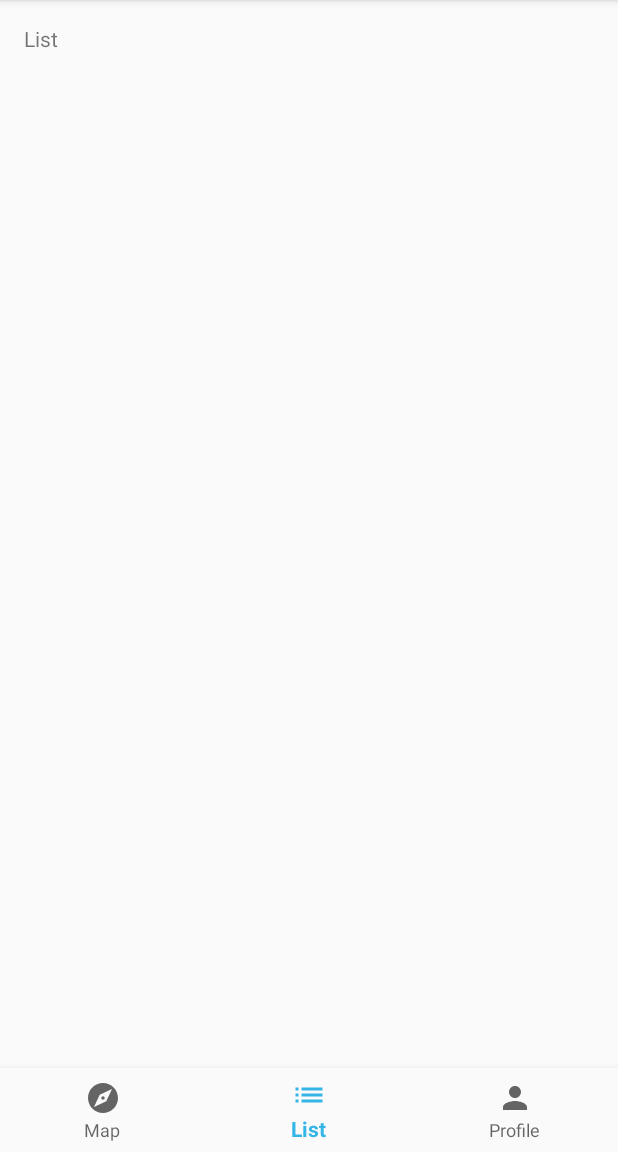
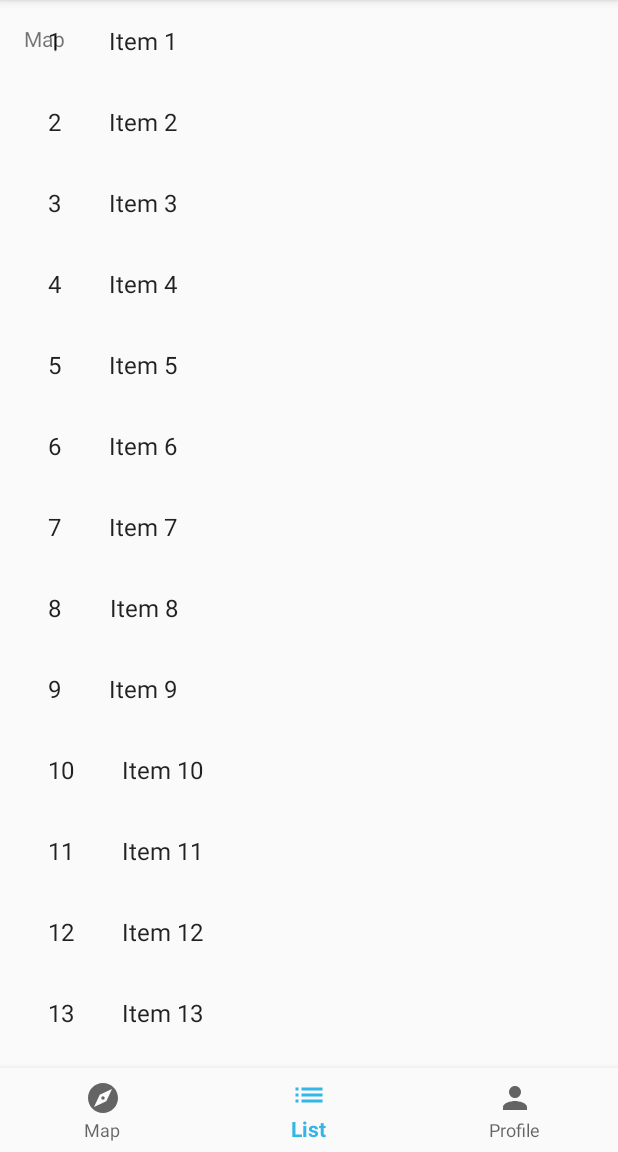
Before and after one commit to audwinoyong/sparkle, an Android app: the MainActivity screen opened directly, with no data from a screen before it, on a phone screen of 412 x 824 dp, the part 84-1236 px from its top. Run offline under Robolectric (Android 15) with nearby library versions, the phone set to English and light mode, and no system bars; our stand-ins replace Firebase (no records; nobody signed in at launch, a user with empty details on screens opened directly).

Commit message:
Add store recyclerview items

```diff
--- a/app/src/main/java/com/mad/sparkle/MainActivity.java
+++ b/app/src/main/java/com/mad/sparkle/MainActivity.java
@@ -1,6 +1,5 @@
 package com.mad.sparkle;
 
-import android.content.Intent;
 import android.net.Uri;
 import android.os.Bundle;
 import android.support.annotation.NonNull;
@@ -11,18 +10,22 @@ import android.support.v7.app.AppCompatActivity;
 import android.view.MenuItem;
 import android.widget.TextView;
 
+import com.mad.sparkle.dummy.DummyContent;
+
 /**
  * @author Audwin
  * Created on 14/09/2018
  *
  */
-public class MainActivity extends AppCompatActivity implements ProfileFragment.OnFragmentInteractionListener {
+public class MainActivity extends AppCompatActivity implements ProfileFragment.OnFragmentInteractionListener,
+        StoreFragment.OnListFragmentInteractionListener {
 
     private TextView mTextMessage;
 
+    final Fragment mStoreFragment = StoreFragment.newInstance(1);
     final Fragment mProfileFragment = ProfileFragment.newInstance("", "");
     final FragmentManager mFragmentManager = getSupportFragmentManager();
-    Fragment active = mProfileFragment;
+    Fragment active = mStoreFragment;
 
     private BottomNavigationView.OnNavigationItemSelectedListener mOnNavigationItemSelectedListener
             = new BottomNavigationView.OnNavigationItemSelectedListener() {
@@ -37,13 +40,13 @@ public class MainActivity extends AppCompatActivity implements ProfileFragment.O
 
                     return true;
                 case R.id.navigation_list:
-                    mTextMessage.setText(R.string.list);
 
-                    mFragmentManager.beginTransaction().hide(active).commit();
+                    mFragmentManager.beginTransaction().hide(active).show(mStoreFragment).commit();
+                    active = mStoreFragment;
+//                    mFragmentManager.beginTransaction().hide(active).commit();
 
                     return true;
                 case R.id.navigation_profile:
-//                    mTextMessage.setText(R.string.profile);
 
                     mFragmentManager.beginTransaction().hide(active).show(mProfileFragment).commit();
                     active = mProfileFragment;
@@ -59,12 +62,13 @@ public class MainActivity extends AppCompatActivity implements ProfileFragment.O
         setContentView(R.layout.activity_main);
 
         mFragmentManager.beginTransaction().add(R.id.contentContainer, mProfileFragment).hide(mProfileFragment).commit();
+        mFragmentManager.beginTransaction().add(R.id.contentContainer, mStoreFragment).commit();
 
         mTextMessage = (TextView) findViewById(R.id.message);
         BottomNavigationView navigation = (BottomNavigationView) findViewById(R.id.navigation);
 
         navigation.setSelectedItemId(R.id.navigation_list);
-        mTextMessage.setText(R.string.list);
+//        mTextMessage.setText(R.string.list);
 
         navigation.setOnNavigationItemSelectedListener(mOnNavigationItemSelectedListener);
     }
@@ -73,4 +77,9 @@ public class MainActivity extends AppCompatActivity implements ProfileFragment.O
     public void onFragmentInteraction(Uri uri) {
 
     }
+
+    @Override
+    public void onListFragmentInteraction(DummyContent.DummyItem item) {
+
+    }
 }
--- a/app/src/main/java/com/mad/sparkle/ProfileFragment.java
+++ b/app/src/main/java/com/mad/sparkle/ProfileFragment.java
@@ -3,10 +3,16 @@ package com.mad.sparkle;
 import android.content.Context;
 import android.net.Uri;
 import android.os.Bundle;
+import android.support.annotation.NonNull;
+import android.support.annotation.Nullable;
 import android.support.v4.app.Fragment;
 import android.view.LayoutInflater;
 import android.view.View;
 import android.view.ViewGroup;
+import android.widget.TextView;
+
+import com.google.firebase.auth.FirebaseAuth;
+import com.google.firebase.auth.FirebaseUser;
 
 
 /**
@@ -22,6 +28,9 @@ public class ProfileFragment extends Fragment {
     // the fragment initialization parameters, e.g. ARG_ITEM_NUMBER
     private static final String ARG_PARAM1 = "param1";
     private static final String ARG_PARAM2 = "param2";
+
+    private FirebaseAuth mAuth;
+    private TextView mEmail;
 
     // TODO: Rename and change types of parameters
     private String mParam1;
@@ -67,6 +76,19 @@ public class ProfileFragment extends Fragment {
         return inflater.inflate(R.layout.fragment_profile, container, false);
     }
 
+    @Override
+    public void onViewCreated(@NonNull View view, @Nullable Bundle savedInstanceState) {
+        super.onViewCreated(view, savedInstanceState);
+
+        mEmail = (TextView) getView().findViewById(R.id.fragment_profile_email);
+        mAuth = FirebaseAuth.getInstance();
+
+        FirebaseUser user = FirebaseAuth.getInstance().getCurrentUser();
+        if (user != null) {
+            mEmail.setText(user.getEmail());
+        }
+    }
+
     // TODO: Rename method, update argument and hook method into UI event
     public void onButtonPressed(Uri uri) {
         if (mListener != null) {
--- /dev/null
+++ b/app/src/main/java/com/mad/sparkle/StoreFragment.java
@@ -0,0 +1,109 @@
+package com.mad.sparkle;
+
+import android.content.Context;
+import android.os.Bundle;
+import android.support.v4.app.Fragment;
+import android.support.v7.widget.GridLayoutManager;
+import android.support.v7.widget.LinearLayoutManager;
+import android.support.v7.widget.RecyclerView;
+import android.view.LayoutInflater;
+import android.view.View;
+import android.view.ViewGroup;
+
+import com.mad.sparkle.dummy.DummyContent;
+import com.mad.sparkle.dummy.DummyContent.DummyItem;
+
+import java.util.List;
+
+/**
+ * A fragment representing a list of Items.
+ * <p/>
+ * Activities containing this fragment MUST implement the {@link OnListFragmentInteractionListener}
+ * interface.
+ */
+public class StoreFragment extends Fragment {
+
+    // TODO: Customize parameter argument names
+    private static final String ARG_COLUMN_COUNT = "column-count";
+    // TODO: Customize parameters
+    private int mColumnCount = 1;
+    private OnListFragmentInteractionListener mListener;
+
+    /**
+     * Mandatory empty constructor for the fragment manager to instantiate the
+     * fragment (e.g. upon screen orientation changes).
+     */
+    public StoreFragment() {
+    }
+
+    // TODO: Customize parameter initialization
+    @SuppressWarnings("unused")
+    public static StoreFragment newInstance(int columnCount) {
+        StoreFragment fragment = new StoreFragment();
+        Bundle args = new Bundle();
+        args.putInt(ARG_COLUMN_COUNT, columnCount);
+        fragment.setArguments(args);
+        return fragment;
+    }
+
+    @Override
+    public void onCreate(Bundle savedInstanceState) {
+        super.onCreate(savedInstanceState);
+
+        if (getArguments() != null) {
+            mColumnCount = getArguments().getInt(ARG_COLUMN_COUNT);
+        }
+    }
+
+    @Override
+    public View onCreateView(LayoutInflater inflater, ViewGroup container,
+                             Bundle savedInstanceState) {
+        View view = inflater.inflate(R.layout.fragment_store_list, container, false);
+
+        // Set the adapter
+        if (view instanceof RecyclerView) {
+            Context context = view.getContext();
+            RecyclerView recyclerView = (RecyclerView) view;
+            if (mColumnCount <= 1) {
+                recyclerView.setLayoutManager(new LinearLayoutManager(context));
+            } else {
+                recyclerView.setLayoutManager(new GridLayoutManager(context, mColumnCount));
+            }
+            recyclerView.setAdapter(new StoreRecyclerViewAdapter(DummyContent.ITEMS, mListener));
+        }
+        return view;
+    }
+
+
+    @Override
+    public void onAttach(Context context) {
+        super.onAttach(context);
+        if (context instanceof OnListFragmentInteractionListener) {
+            mListener = (OnListFragmentInteractionListener) context;
+        } else {
+            throw new RuntimeException(context.toString()
+                    + " must implement OnListFragmentInteractionListener");
+        }
+    }
+
+    @Override
+    public void onDetach() {
+        super.onDetach();
+        mListener = null;
+    }
+
+    /**
+     * This interface must be implemented by activities that contain this
+     * fragment to allow an interaction in this fragment to be communicated
+     * to the activity and potentially other fragments contained in that
+     * activity.
+     * <p/>
+     * See the Android Training lesson <a href=
+     * "http://developer.android.com/training/basics/fragments/communicating.html"
+     * >Communicating with Other Fragments</a> for more information.
+     */
+    public interface OnListFragmentInteractionListener {
+        // TODO: Update argument type and name
+        void onListFragmentInteraction(DummyItem item);
+    }
+}
--- /dev/null
+++ b/app/src/main/java/com/mad/sparkle/StoreRecyclerViewAdapter.java
@@ -0,0 +1,77 @@
+package com.mad.sparkle;
+
+import android.support.v7.widget.RecyclerView;
+import android.view.LayoutInflater;
+import android.view.View;
+import android.view.ViewGroup;
+import android.widget.TextView;
+
+import com.mad.sparkle.StoreFragment.OnListFragmentInteractionListener;
+import com.mad.sparkle.dummy.DummyContent.DummyItem;
+
+import java.util.List;
+
+/**
+ * {@link RecyclerView.Adapter} that can display a {@link DummyItem} and makes a call to the
+ * specified {@link OnListFragmentInteractionListener}.
+ * TODO: Replace the implementation with code for your data type.
+ */
+public class StoreRecyclerViewAdapter extends RecyclerView.Adapter<StoreRecyclerViewAdapter.ViewHolder> {
+
+    private final List<DummyItem> mValues;
+    private final OnListFragmentInteractionListener mListener;
+
+    public StoreRecyclerViewAdapter(List<DummyItem> items, OnListFragmentInteractionListener listener) {
+        mValues = items;
+        mListener = listener;
+    }
+
+    @Override
+    public ViewHolder onCreateViewHolder(ViewGroup parent, int viewType) {
+        View view = LayoutInflater.from(parent.getContext())
+                .inflate(R.layout.fragment_store, parent, false);
+        return new ViewHolder(view);
+    }
+
+    @Override
+    public void onBindViewHolder(final ViewHolder holder, int position) {
+        holder.mItem = mValues.get(position);
+        holder.mIdView.setText(mValues.get(position).id);
+        holder.mContentView.setText(mValues.get(position).content);
+
+        holder.mView.setOnClickListener(new View.OnClickListener() {
+            @Override
+            public void onClick(View v) {
+                if (null != mListener) {
+                    // Notify the active callbacks interface (the activity, if the
+                    // fragment is attached to one) that an item has been selected.
+                    mListener.onListFragmentInteraction(holder.mItem);
+                }
+            }
+        });
+    }
+
+    @Override
+    public int getItemCount() {
+        return mValues.size();
+    }
+
+    public class ViewHolder extends RecyclerView.ViewHolder {
+        public final View mView;
+        public final TextView mIdView;
+        public final TextView mContentView;
+        public DummyItem mItem;
+
+        public ViewHolder(View view) {
+            super(view);
+            mView = view;
+            mIdView = (TextView) view.findViewById(R.id.item_number);
+            mContentView = (TextView) view.findViewById(R.id.content);
+        }
+
+        @Override
+        public String toString() {
+            return super.toString() + " '" + mContentView.getText() + "'";
+        }
+    }
+}
--- /dev/null
+++ b/app/src/main/java/com/mad/sparkle/dummy/DummyContent.java
@@ -0,0 +1,72 @@
+package com.mad.sparkle.dummy;
+
+import java.util.ArrayList;
+import java.util.HashMap;
+import java.util.List;
+import java.util.Map;
+
+/**
+ * Helper class for providing sample content for user interfaces created by
+ * Android template wizards.
+ * <p>
+ * TODO: Replace all uses of this class before publishing your app.
+ */
+public class DummyContent {
+
+    /**
+     * An array of sample (dummy) items.
+     */
+    public static final List<DummyItem> ITEMS = new ArrayList<DummyItem>();
+
+    /**
+     * A map of sample (dummy) items, by ID.
+     */
+    public static final Map<String, DummyItem> ITEM_MAP = new HashMap<String, DummyItem>();
+
+    private static final int COUNT = 25;
+
+    static {
+        // Add some sample items.
+        for (int i = 1; i <= COUNT; i++) {
+            addItem(createDummyItem(i));
+        }
+    }
+
+    private static void addItem(DummyItem item) {
+        ITEMS.add(item);
+        ITEM_MAP.put(item.id, item);
+    }
+
+    private static DummyItem createDummyItem(int position) {
+        return new DummyItem(String.valueOf(position), "Item " + position, makeDetails(position));
+    }
+
+    private static String makeDetails(int position) {
+        StringBuilder builder = new StringBuilder();
+        builder.append("Details about Item: ").append(position);
+        for (int i = 0; i < position; i++) {
+            builder.append("\nMore details information here.");
+        }
+        return builder.toString();
+    }
+
+    /**
+     * A dummy item representing a piece of content.
+     */
+    public static class DummyItem {
+        public final String id;
+        public final String content;
+        public final String details;
+
+        public DummyItem(String id, String content, String details) {
+            this.id = id;
+            this.content = content;
+            this.details = details;
+        }
+
+        @Override
+        public String toString() {
+            return content;
+        }
+    }
+}
--- /dev/null
+++ b/app/src/main/res/layout/fragment_store.xml
@@ -0,0 +1,20 @@
+<?xml version="1.0" encoding="utf-8"?>
+<LinearLayout xmlns:android="http://schemas.android.com/apk/res/android"
+    android:layout_width="wrap_content"
+    android:layout_height="wrap_content"
+    android:orientation="horizontal">
+
+    <TextView
+        android:id="@+id/item_number"
+        android:layout_width="wrap_content"
+        android:layout_height="wrap_content"
+        android:layout_margin="@dimen/text_margin"
+        android:textAppearance="?attr/textAppearanceListItem" />
+
+    <TextView
+        android:id="@+id/content"
+        android:layout_width="wrap_content"
+        android:layout_height="wrap_content"
+        android:layout_margin="@dimen/text_margin"
+        android:textAppearance="?attr/textAppearanceListItem" />
+</LinearLayout>
--- /dev/null
+++ b/app/src/main/res/layout/fragment_store_list.xml
@@ -0,0 +1,13 @@
+<?xml version="1.0" encoding="utf-8"?>
+<android.support.v7.widget.RecyclerView xmlns:android="http://schemas.android.com/apk/res/android"
+    xmlns:app="http://schemas.android.com/apk/res-auto"
+    xmlns:tools="http://schemas.android.com/tools"
+    android:id="@+id/list"
+    android:name="com.mad.sparkle.StoreFragment"
+    android:layout_width="match_parent"
+    android:layout_height="match_parent"
+    android:layout_marginLeft="16dp"
+    android:layout_marginRight="16dp"
+    app:layoutManager="LinearLayoutManager"
+    tools:context=".StoreFragment"
+    tools:listitem="@layout/fragment_store" />
```
Also changed, not shown: app/src/main/java/com/mad/sparkle/adapter/StoreAdapter.java (added, +111 -0 lines), app/src/main/java/com/mad/sparkle/model/Store.java (added, +62 -0 lines), app/src/main/res/layout/store_item.xml (added, +78 -0 lines), 1 other file.
